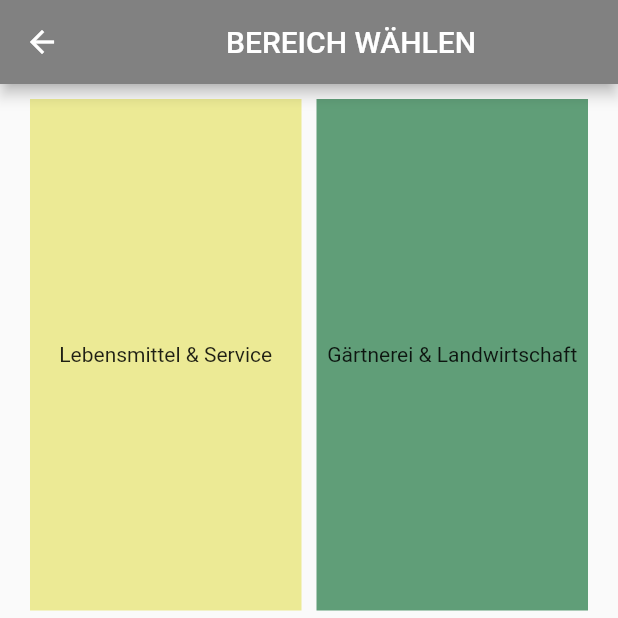
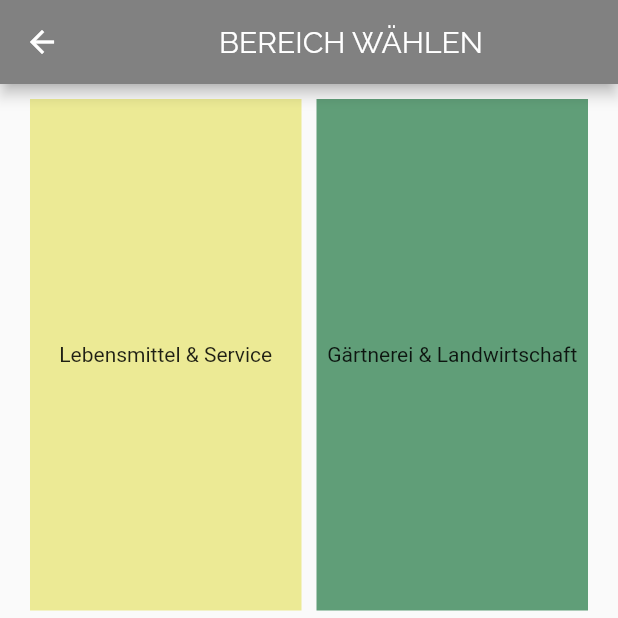
Before and after one commit to arsomesan/JoMa, a Flutter app: the HomeScreen screen opened directly, on a phone screen of 412 x 824 dp, the top half of it. Run offline on Flutter 3.47's test engine with Material 2 defaults, Android fonts, the phone set to English and light mode, and no system bars; our stand-ins replace animated_splash_screen, carousel_slider, get; Roboto replaces fonts that are missing (Marcellus).

Commit message:
- Erstellung einer assets.dart Datei - Implementierung verschiedener Klassen für generische Elemente - Einbindung der assets-Datei in screen_home.dart

```diff
--- /dev/null
+++ b/lib/assets/assets.dart
@@ -0,0 +1,22 @@
+import 'package:flutter/material.dart';
+
+class AppFont {
+  static const mainFont = 'Raleway';
+}
+
+class AppTextStyles {
+  static const appBar = TextStyle(fontFamily: AppFont.mainFont, fontSize: 20);
+  static const mainText = TextStyle(fontFamily: AppFont.mainFont, fontSize: 15);
+} // zum Einbinden:
+  // - ein Text()-Widget eröffnen
+  // - das style:-Attribut öffnen
+  // - im style:-Attribut AppTextStyles.appBar
+
+class AppColors {
+  Color yellow = const Color.fromRGBO(236, 234, 149, 1.0);
+  Color green = const Color.fromRGBO(96, 158, 120, 1);
+  Color red = const Color.fromRGBO(176, 73, 75, 1);
+  Color blue = const Color.fromRGBO(87, 126, 154, 1);
+} // zum Einbinden:
+  // - Klasse wählen (Colors, BackgroundColor, ...)
+  // - BackgroundColor: AppColors().yellow
--- a/lib/screens/screen_home.dart
+++ b/lib/screens/screen_home.dart
@@ -4,6 +4,7 @@ import 'package:get/get_navigation/src/extension_navigation.dart';
 import 'package:joma/screens/joblist_search_screen.dart';
 import 'package:joma/screens/screen_profil.dart';
 import 'joblist_topic_screen.dart';
+import 'package:joma/assets/assets.dart';
 
 class HomeScreen extends StatelessWidget {
   const HomeScreen({Key? key}) : super(key: key);
@@ -19,7 +20,7 @@ class HomeScreen extends StatelessWidget {
           child: Text(
             'BEREICH WÄHLEN',
             textAlign: TextAlign.center,
-            style: TextStyle(fontFamily: 'Marcellus', fontSize: 20),
+            style: AppTextStyles.appBar,
           ),
         ),
         backgroundColor: const Color.fromRGBO(129, 129, 129, 1),
--- a/lib/screens/screen_login.dart
+++ b/lib/screens/screen_login.dart
@@ -8,6 +8,7 @@ import 'package:get/get_core/src/get_main.dart';
 import 'package:get/get_navigation/src/extension_navigation.dart';
 import 'package:joma/screens/screen_select_view.dart';
 import 'package:joma/screens/screen_test.dart'; //Json
+import 'package:joma/assets/assets.dart';
 
 class ScreenLogin extends StatefulWidget {
   const ScreenLogin({Key? key}) : super(key: key);
--- a/pubspec.yaml
+++ b/pubspec.yaml
@@ -65,9 +65,10 @@ flutter:
 
   # To add assets to your application, add an assets section, like this:
   assets:
+    - assets/
+    - assets/fonts/
     - assets/icons/
     - assets/images/
-    - assets/
     - assets/users.json
 
   # An image asset can refer to one or more resolution-specific "variants", see
```
Also changed, not shown: pubspec.lock.
